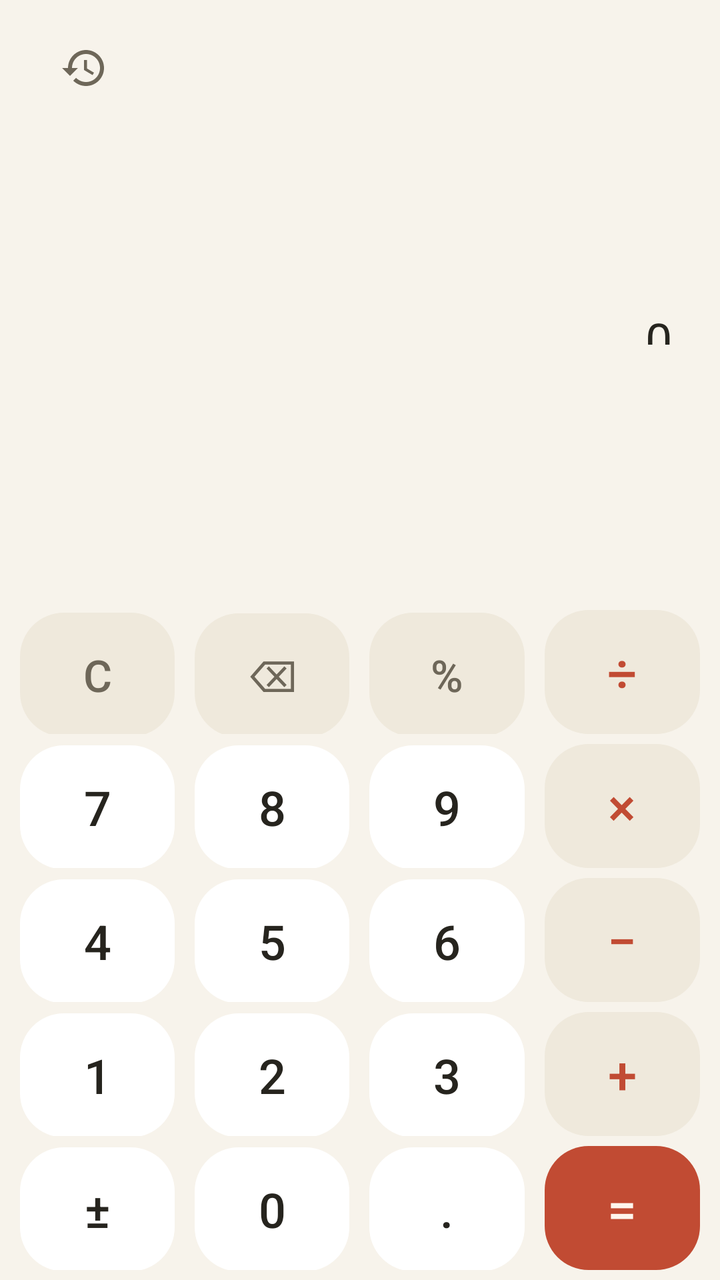
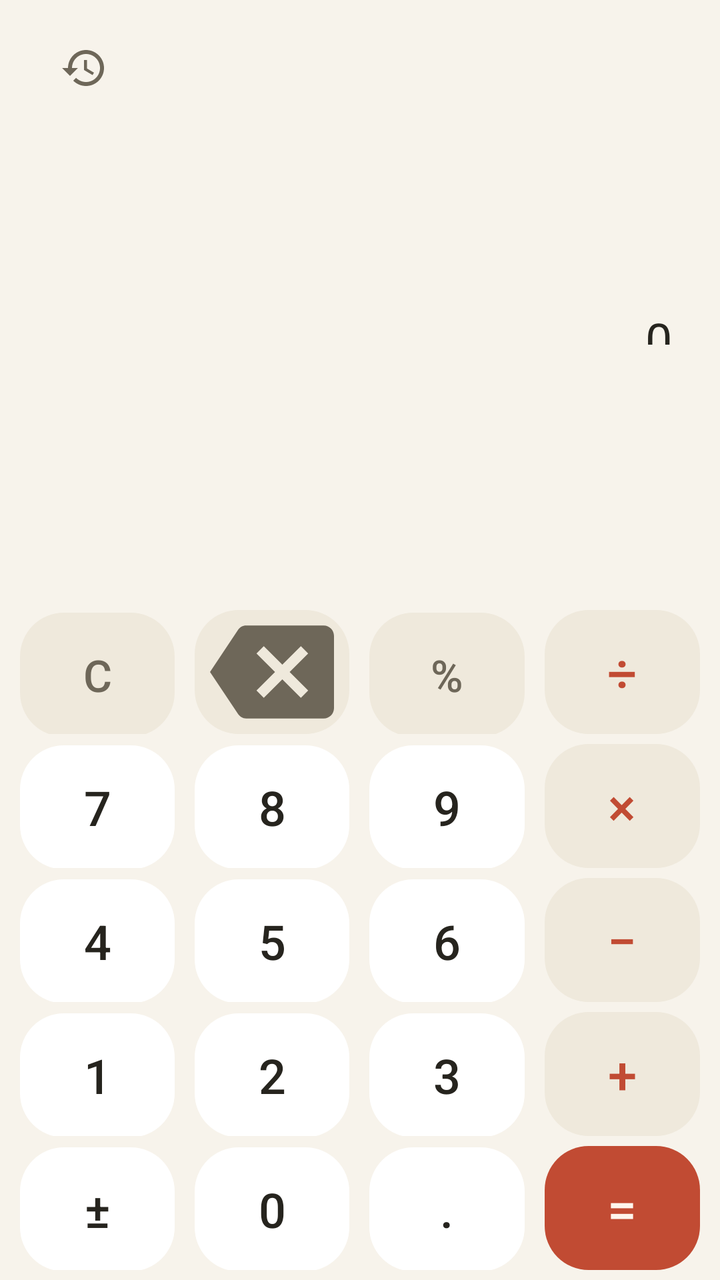

Compare the two renders of this Android layout. The source of the first and the diff that turns it into the second are given below.
<!-- AndroidManifest.xml: application theme Theme.Qingsuan -->
<!-- res/layout/activity_main.xml -->
<?xml version="1.0" encoding="utf-8"?>
<LinearLayout xmlns:android="http://schemas.android.com/apk/res/android"
    android:id="@+id/root"
    android:layout_width="match_parent"
    android:layout_height="match_parent"
    android:orientation="vertical">

    <FrameLayout
        android:layout_width="match_parent"
        android:layout_height="0dp"
        android:layout_weight="1">

        <ImageButton
            android:id="@+id/btnHistory"
            android:layout_width="44dp"
            android:layout_height="44dp"
            android:layout_gravity="start|top"
            android:layout_marginStart="20dp"
            android:layout_marginTop="12dp"
            android:background="?attr/selectableItemBackgroundBorderless"
            android:contentDescription="@string/history"
            android:src="@drawable/ic_history"
            android:tint="@color/history_tint" />

        <LinearLayout
            android:layout_width="match_parent"
            android:layout_height="wrap_content"
            android:layout_gravity="center_vertical"
            android:orientation="vertical"
            android:paddingHorizontal="24dp">

            <TextView
                android:id="@+id/txtExpr"
                android:layout_width="match_parent"
                android:layout_height="wrap_content"
                android:ellipsize="start"
                android:gravity="end"
                android:maxLines="1"
                android:textColor="@color/ink_soft"
                android:textSize="16sp" />

            <TextView
                android:id="@+id/txtMain"
                android:layout_width="match_parent"
                android:layout_height="wrap_content"
                android:layout_marginTop="4dp"
                android:ellipsize="start"
                android:gravity="end"
                android:autoSizeTextType="uniform"
                android:autoSizeMinTextSize="24sp"
                android:autoSizeMaxTextSize="52sp"
                android:autoSizeStepGranularity="2sp"
                android:maxLines="1"
                android:text="@string/zero"
                android:textColor="@color/ink" />
        </LinearLayout>
    </FrameLayout>

    <LinearLayout
        android:layout_width="match_parent"
        android:layout_height="wrap_content"
        android:orientation="vertical"
        android:paddingBottom="@dimen/key_gap">

        <LinearLayout style="@style/KeyRow">
            <Button android:id="@+id/btnClear" style="@style/Key.Fn" android:text="@string/key_clear" />
            <Button android:id="@+id/btnBackspace" style="@style/Key.Fn" android:text="@string/key_backspace" />
            <Button android:id="@+id/btnPercent" style="@style/Key.Fn" android:text="@string/key_percent" />
            <Button android:id="@+id/btnDivide" style="@style/Key.Op" android:text="@string/key_divide" />
        </LinearLayout>

        <LinearLayout style="@style/KeyRow">
            <Button android:id="@+id/btn7" style="@style/Key" android:text="@string/key_7" />
            <Button android:id="@+id/btn8" style="@style/Key" android:text="@string/key_8" />
            <Button android:id="@+id/btn9" style="@style/Key" android:text="@string/key_9" />
            <Button android:id="@+id/btnMultiply" style="@style/Key.Op" android:text="@string/key_multiply" />
        </LinearLayout>

        <LinearLayout style="@style/KeyRow">
            <Button android:id="@+id/btn4" style="@style/Key" android:text="@string/key_4" />
            <Button android:id="@+id/btn5" style="@style/Key" android:text="@string/key_5" />
            <Button android:id="@+id/btn6" style="@style/Key" android:text="@string/key_6" />
            <Button android:id="@+id/btnMinus" style="@style/Key.Op" android:text="@string/key_minus" />
        </LinearLayout>

        <LinearLayout style="@style/KeyRow">
            <Button android:id="@+id/btn1" style="@style/Key" android:text="@string/key_1" />
            <Button android:id="@+id/btn2" style="@style/Key" android:text="@string/key_2" />
            <Button android:id="@+id/btn3" style="@style/Key" android:text="@string/key_3" />
            <Button android:id="@+id/btnPlus" style="@style/Key.Op" android:text="@string/key_plus" />
        </LinearLayout>

        <LinearLayout style="@style/KeyRow">
            <Button android:id="@+id/btnToggleSign" style="@style/Key" android:text="@string/key_toggle_sign" />
            <Button android:id="@+id/btn0" style="@style/Key" android:text="@string/key_0" />
            <Button android:id="@+id/btnDot" style="@style/Key" android:text="@string/key_dot" />
            <Button android:id="@+id/btnEquals" style="@style/Key.Eq" android:text="@string/key_equals" />
        </LinearLayout>
    </LinearLayout>

</LinearLayout>
<!-- resources referenced by this layout -->
<resources>
  <color name="history_tint">#6E6759</color>
  <color name="ink">#26241E</color>
  <color name="ink_soft">#8F897C</color>
  <dimen name="key_gap">5dp</dimen>
  <string name="history">历史记录</string>
  <string name="key_0">0</string>
  <string name="key_1">1</string>
  <string name="key_2">2</string>
  <string name="key_3">3</string>
  <string name="key_4">4</string>
  <string name="key_5">5</string>
  <string name="key_6">6</string>
  <string name="key_7">7</string>
  <string name="key_8">8</string>
  <string name="key_9">9</string>
  <string name="key_backspace">⌫</string>
  <string name="key_clear">C</string>
  <string name="key_divide">÷</string>
  <string name="key_dot">.</string>
  <string name="key_equals">=</string>
  <string name="key_minus">−</string>
  <string name="key_multiply">×</string>
  <string name="key_percent">%</string>
  <string name="key_plus">+</string>
  <string name="key_toggle_sign">±</string>
  <string name="zero">0</string>
  <style name="Key.Eq">
          <item name="android:background">@drawable/key_bg_eq</item>
          <item name="android:textColor">@color/key_eq_text</item>
          <item name="android:textSize">26sp</item>
      </style>
  <style name="Key.Fn">
          <item name="android:background">@drawable/key_bg_fn</item>
          <item name="android:textColor">@color/key_fn_text</item>
          <item name="android:textSize">22sp</item>
      </style>
  <style name="Key.Op">
          <item name="android:background">@drawable/key_bg_op</item>
          <item name="android:textColor">@color/key_op_text</item>
          <item name="android:textSize">26sp</item>
      </style>
  <style name="KeyRow">
          <item name="android:layout_width">match_parent</item>
          <item name="android:layout_height">wrap_content</item>
          <item name="android:layout_marginTop">@dimen/key_gap</item>
          <item name="android:layout_marginHorizontal">@dimen/key_gap</item>
          <item name="android:orientation">horizontal</item>
      </style>
  <dimen name="key_height">62dp</dimen>
  <color name="key_eq_text">#FFF6EE</color>
  <!-- drawable key_bg_fn (drawable) -->
  <?xml version="1.0" encoding="utf-8"?>
  <ripple xmlns:android="http://schemas.android.com/apk/res/android"
      android:color="#33000000">
      <item>
          <shape android:shape="rectangle">
              <corners android:radius="22dp" />
              <solid android:color="@color/key_fn_bg" />
          </shape>
      </item>
  </ripple>
  <color name="key_fn_text">#6E6759</color>
  <!-- drawable key_bg_op (drawable) -->
  <?xml version="1.0" encoding="utf-8"?>
  <ripple xmlns:android="http://schemas.android.com/apk/res/android"
      android:color="#33000000">
      <item>
          <shape android:shape="rectangle">
              <corners android:radius="22dp" />
              <solid android:color="@color/key_fn_bg" />
          </shape>
      </item>
  </ripple>
  <color name="key_op_text">#C14B33</color>
  <color name="paper">#F7F3EB</color>
  <color name="sheet_bg">#FCF9F2</color>
  <color name="key_bg">#FFFFFF</color>
  <color name="key_eq_bg">#C14B33</color>
  <color name="key_fn_bg">#EFE9DC</color>
  <!-- unchanged entries left out for length: 5 -->
</resources>

<!-- the commit's change to res/layout/activity_main.xml (unified diff, before → after) -->
@@ -1,5 +1,6 @@
 <?xml version="1.0" encoding="utf-8"?>
 <LinearLayout xmlns:android="http://schemas.android.com/apk/res/android"
+    xmlns:tools="http://schemas.android.com/tools"
     android:id="@+id/root"
     android:layout_width="match_parent"
     android:layout_height="match_parent"
@@ -64,7 +65,13 @@
 
         <LinearLayout style="@style/KeyRow">
             <Button android:id="@+id/btnClear" style="@style/Key.Fn" android:text="@string/key_clear" />
-            <Button android:id="@+id/btnBackspace" style="@style/Key.Fn" android:text="@string/key_backspace" />
+            <ImageButton
+                android:id="@+id/btnBackspace"
+                style="@style/Key.Fn"
+                android:contentDescription="@string/backspace"
+                android:scaleType="fitCenter"
+                android:src="@drawable/ic_backspace"
+                tools:ignore="UseAppTint" />
             <Button android:id="@+id/btnPercent" style="@style/Key.Fn" android:text="@string/key_percent" />
             <Button android:id="@+id/btnDivide" style="@style/Key.Op" android:text="@string/key_divide" />
         </LinearLayout>
<!-- resource entries referenced after the edit -->
@@ -4,6 +4,19 @@
   <color name="ink">#26241E</color>
   <color name="ink_soft">#8F897C</color>
   <dimen name="key_gap">5dp</dimen>
+  <!-- drawable ic_backspace (drawable) -->
+  <?xml version="1.0" encoding="utf-8"?>
+  <vector xmlns:android="http://schemas.android.com/apk/res/android"
+      android:width="26dp"
+      android:height="26dp"
+      android:viewportWidth="24"
+      android:viewportHeight="24"
+      android:tint="@color/key_fn_text">
+      <path
+          android:fillColor="@android:color/white"
+          android:pathData="M22,3H7c-0.69,0 -1.23,0.35 -1.59,0.88L0,12l5.41,8.11c0.36,0.53 0.9,0.89 1.59,0.89h15c1.1,0 2,-0.9 2,-2V5c0,-1.1 -0.9,-2 -2,-2zM19,15.59L17.59,17 14,13.41 10.41,17 9,15.59 12.59,12 9,8.41 10.41,7 14,10.59 17.59,7 19,8.41 15.41,12z" />
+  </vector>
+  <string name="backspace">退格</string>
   <string name="history">历史记录</string>
   <string name="key_0">0</string>
   <string name="key_1">1</string>
@@ -15,7 +28,6 @@
   <string name="key_7">7</string>
   <string name="key_8">8</string>
   <string name="key_9">9</string>
-  <string name="key_backspace">⌫</string>
   <string name="key_clear">C</string>
   <string name="key_divide">÷</string>
   <string name="key_dot">.</string>
@@ -35,6 +47,7 @@
           <item name="android:background">@drawable/key_bg_fn</item>
           <item name="android:textColor">@color/key_fn_text</item>
           <item name="android:textSize">22sp</item>
+          <item name="android:padding">0dp</item>
       </style>
   <style name="Key.Op">
           <item name="android:background">@drawable/key_bg_op</item>
